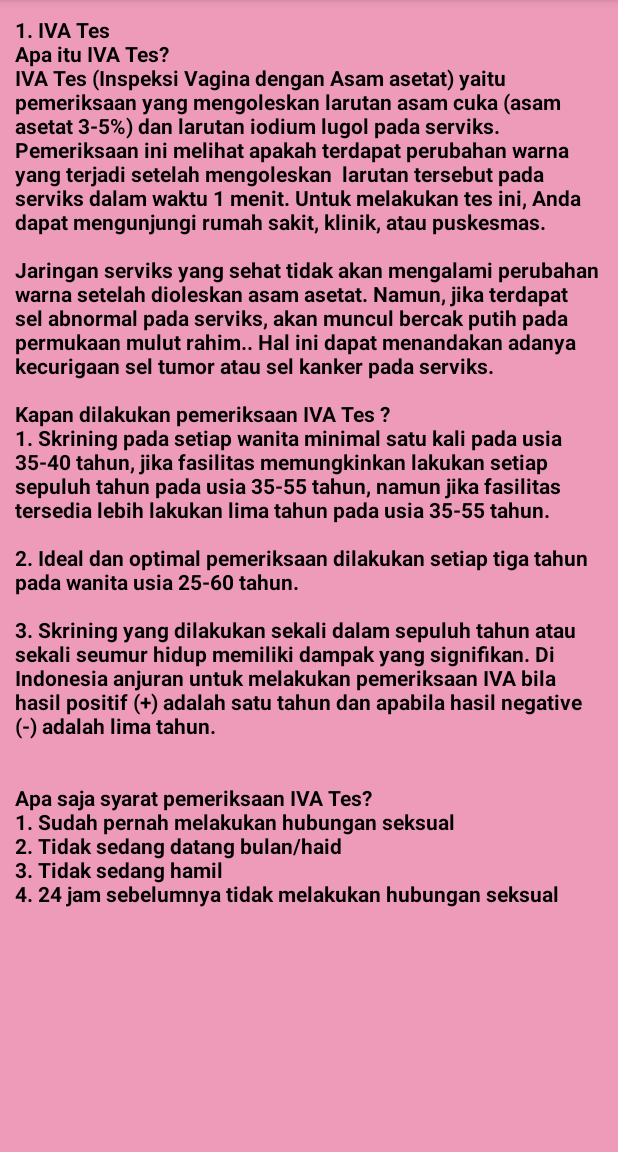
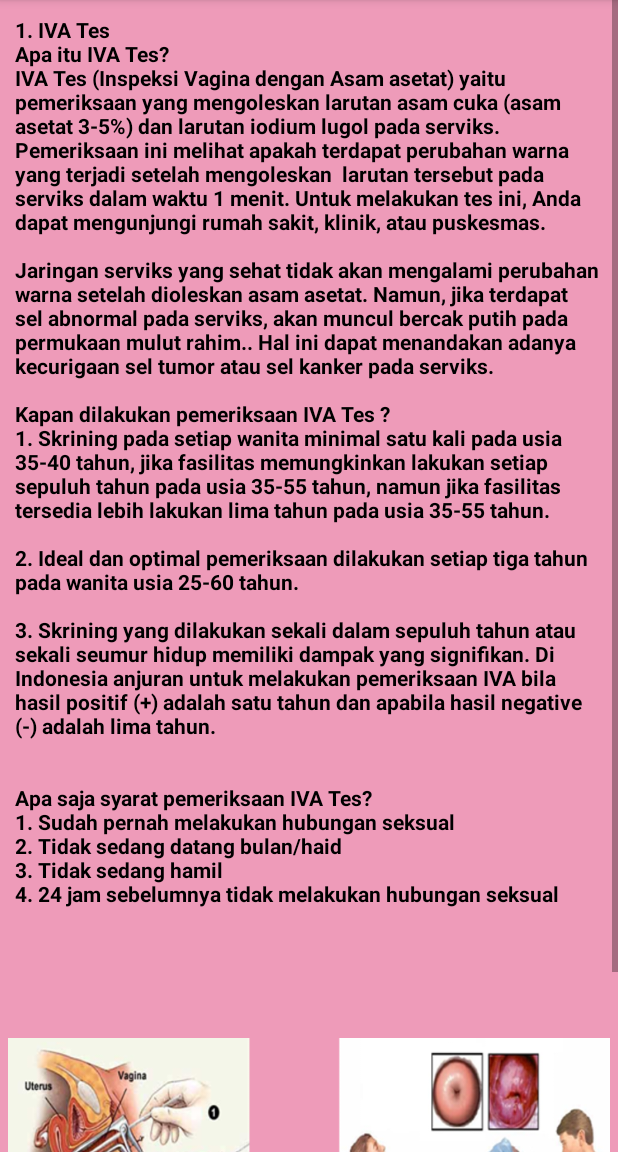
Before and after one commit to bryanarif/Tiara, an Android app: the DeteksiIVa screen opened directly, with no data from a screen before it, on a phone screen of 412 x 824 dp, the part 84-1236 px from its top. Run offline under Robolectric (Android 15) with nearby library versions, the phone set to English and light mode, and no system bars.

Commit message:
first commit

```diff
--- a/app/src/main/res/layout/activity_deteksi_iva.xml
+++ b/app/src/main/res/layout/activity_deteksi_iva.xml
@@ -22,11 +22,12 @@
             android:textColor="@color/black"
             android:text="TextView" />
 
-<!--        <ImageView-->
-<!--            android:id="@+id/imageView"-->
-<!--            android:layout_width="match_parent"-->
-<!--            android:layout_height="wrap_content"-->
-<!--            app:srcCompat="@drawable/pyrsebab" />-->
+        <ImageView
+            android:id="@+id/imageView"
+            android:layout_width="match_parent"
+            android:padding="5dp"
+            android:layout_height="wrap_content"
+            app:srcCompat="@drawable/servikscegah" />
 
 
 
--- a/app/src/main/res/layout/activity_kanker_payudara_resiko.xml
+++ b/app/src/main/res/layout/activity_kanker_payudara_resiko.xml
@@ -26,7 +26,7 @@
             android:id="@+id/imageView"
             android:layout_width="match_parent"
             android:layout_height="wrap_content"
-            app:srcCompat="@drawable/itupyr" />
+            app:srcCompat="@drawable/risiko" />
 
 
 
```
Also changed, not shown: app/src/main/res/layout/activity_deteksi_sadanis.xml (+7 -0 lines), app/src/main/res/drawable/risiko.JPG (added), app/src/main/res/drawable/sadanis.JPG (added).
